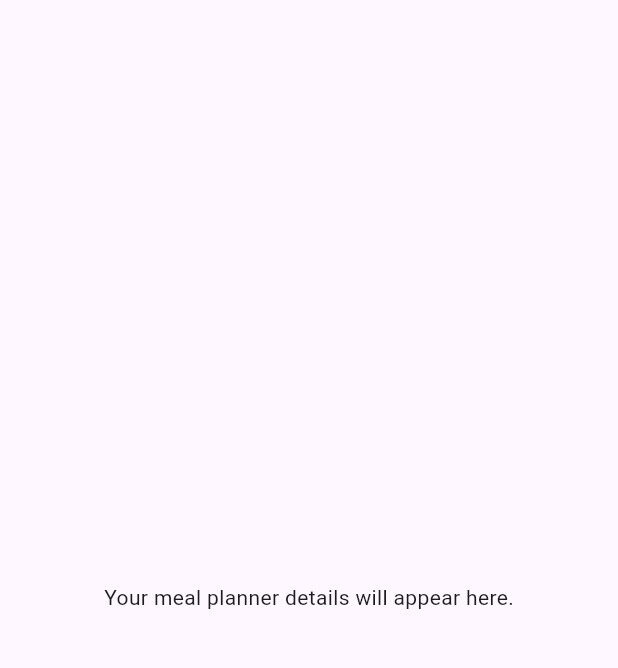
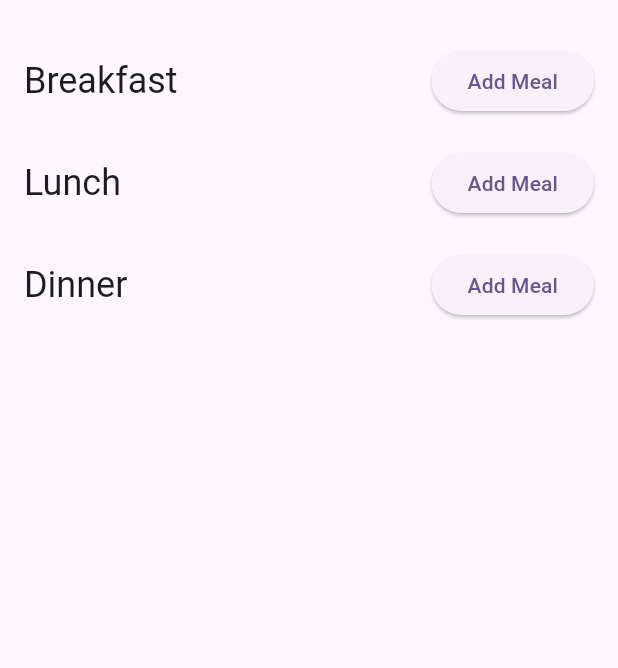
Before and after one commit to TylerRLowe/FridgeFinds, a Flutter app: the MealPlanner screen opened directly, on a phone screen of 412 x 824 dp, the part 63-731 px from its top. Run offline on Flutter 3.47's test engine with Material 3 defaults, Android fonts, the phone set to English and light mode, and no system bars; missing offline and left inert: dart:ffi.

Commit message:
Basic and somewhat functional

```diff
--- a/lib/MealPlanner/MealPlanner.dart
+++ b/lib/MealPlanner/MealPlanner.dart
@@ -1,5 +1,7 @@
 import 'package:flutter/material.dart';
 import 'package:fridge_finds_final/Menu.dart';
+
+import '../SavedRecipes/SavedRecipes.dart';
 
 class MealPlanner extends StatelessWidget {
   @override
@@ -23,9 +25,125 @@ class MealPlanner extends StatelessWidget {
         ),
       ),
       drawer: Menu(),
-      body: Center(
-        child: Text('Your meal planner details will appear here.'),
-      ),
+      body: Padding(
+        padding: const EdgeInsets.all(16.0),
+        child: Column(
+          crossAxisAlignment: CrossAxisAlignment.start,
+          children: [
+            HeadingSection(title: 'Breakfast'),
+            SizedBox(height: 20),
+            HeadingSection(title: 'Lunch'),
+            SizedBox(height: 20),
+            HeadingSection(title: 'Dinner'),
+          ]
+        )
+      )
     );
   }
 }
+
+class HeadingSection extends StatefulWidget {
+  final String title;
+  HeadingSection({required this.title});
+  @override
+  _HeadingSectionState createState() => _HeadingSectionState();
+}
+
+class _HeadingSectionState extends State<HeadingSection> {
+  String? selectedRecipe;
+  List<String> items = [];
+
+  @override
+  Widget build(BuildContext context) {
+    return Column(
+      crossAxisAlignment: CrossAxisAlignment.start,
+      children: [
+        Row(
+          children: [
+            Text(
+              widget.title,
+              style: Theme.of(context).textTheme.headlineSmall,
+            ),
+            Spacer(),
+            ElevatedButton(
+              onPressed: () {
+                _showAddItemDialog(context);
+              },
+              child: Text('Add Meal'),
+            ),
+          ],
+        ),
+        if (items.isNotEmpty)
+          Column(
+            crossAxisAlignment: CrossAxisAlignment.start,
+            children: items.map((item) {
+              return Padding(
+                padding: const EdgeInsets.symmetric(vertical: 2.0),
+                child: Row(
+                  mainAxisAlignment: MainAxisAlignment.spaceBetween,
+                  children: [
+                    Text('• $item'),
+                    IconButton(
+                      icon: Icon(Icons.delete),
+                      onPressed: () {
+                        setState(() {
+                          items.remove(item);
+                        });
+                      },
+                    ),
+                  ],
+                ),
+                //child: Text('• $item'),
+              );
+            }).toList(),
+          ),
+      ],
+    );
+  }
+
+  void _showAddItemDialog(BuildContext context) {
+    showDialog(
+      context: context,
+      builder: (BuildContext context) {
+        String? selectedRecipe;
+        return AlertDialog(
+          title: Text('Add Meal'),
+          content: DropdownButton<String>(
+            value: selectedRecipe,
+            onChanged: (String? newRecipe) {
+              setState(() {
+                selectedRecipe = newRecipe;
+              });
+              //Navigator.of(context).pop();
+            },
+            items: savedRecipes.map<DropdownMenuItem<String>>((Map<String, dynamic> recipe) {
+              return DropdownMenuItem<String>(
+                value: recipe['recipeName'],
+                child: Text(recipe['recipeName']),
+              );
+            }).toList(),
+          ),
+          actions: [
+            TextButton(
+              onPressed: () {
+                Navigator.of(context).pop();
+              },
+              child: Text('Cancel'),
+            ),
+            TextButton(
+              onPressed: () {
+                if (selectedRecipe != null) {
+                  setState(() {
+                    items.add(selectedRecipe!);
+                  });
+                }
+                Navigator.of(context).pop();
+              },
+              child: Text('Add'),
+            ),
+          ],
+        );
+      },
+    );
+  }
+}
```
